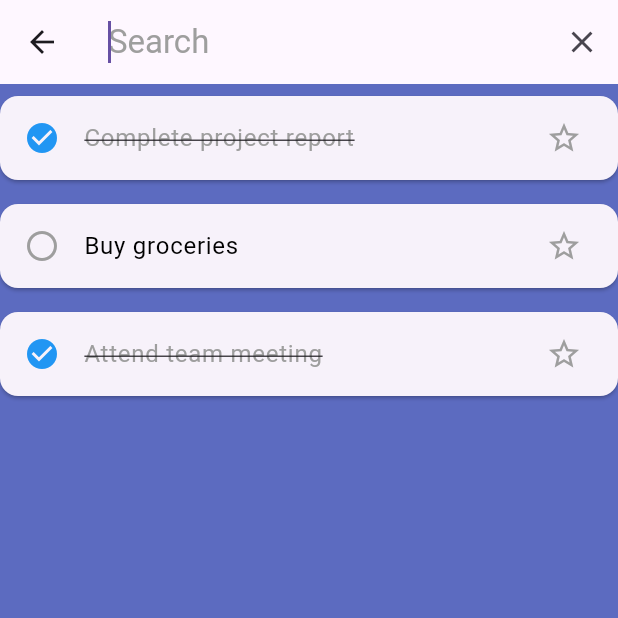
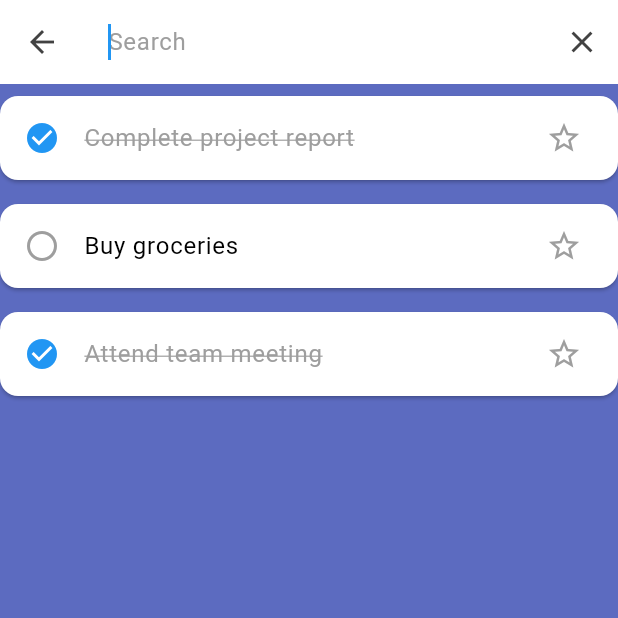
Before and after one commit to phtmyle/todo_list, a Flutter app: the screen it shows after launch, after a tap on the "radio button unchecked" icon, after a tap on the "search" icon, on a phone screen of 412 x 824 dp, the top half of it. Run offline on Flutter 3.47's test engine with Material 3 defaults, Android fonts, the phone set to English and light mode, and no system bars; our stand-ins replace flutter_local_notifications, timezone.

Commit message:
fix search color when use text template theme

```diff
--- a/lib/main.dart
+++ b/lib/main.dart
@@ -72,18 +72,32 @@ class _MyAppState extends State<MyApp> {
       title: 'Todo List',
       theme: ThemeData(
         primarySwatch: Colors.indigo,
+        textTheme: const TextTheme(
+          bodyLarge: TextStyle(color: Colors.white),
+          bodyMedium: TextStyle(color: Colors.white),
+          bodySmall: TextStyle(color: Colors.white),
+          headlineSmall: TextStyle(color: Colors.white),
+          headlineMedium: TextStyle(color: Colors.white),
+          headlineLarge: TextStyle(color: Colors.white),
+        ),
+        colorScheme: ColorScheme.fromSwatch().copyWith(
+          onPrimary: Colors.white,
+          onSecondary: Colors.white,
+          onSurface: Colors.white,
+          onBackground: Colors.white,
+          onError: Colors.white,
+        ),
         appBarTheme: const AppBarTheme(
-          foregroundColor: Colors.white,
-        ),
-        textTheme: const TextTheme(
-          bodyLarge: TextStyle(color: Colors.black),
-          bodyMedium: TextStyle(color: Colors.grey),
+          iconTheme: IconThemeData(color: Colors.white),
         ),
       ),
-      home: TodoListView(
-        viewModel: TodoListViewModel(
-          notificationService:
-              NotificationService(FlutterLocalNotificationsPlugin()),
+      home: IconTheme(
+        data: const IconThemeData(color: Colors.white),
+        child: TodoListView(
+          viewModel: TodoListViewModel(
+            notificationService:
+                NotificationService(FlutterLocalNotificationsPlugin()),
+          ),
         ),
       ),
     );
--- a/lib/views/todolist_view.dart
+++ b/lib/views/todolist_view.dart
@@ -20,6 +20,7 @@ class TodoListTile extends StatelessWidget {
   @override
   Widget build(BuildContext context) {
     return Card(
+      color: Colors.white,
       margin: const EdgeInsets.symmetric(vertical: 8),
       child: ListTile(
         leading: GestureDetector(
@@ -186,18 +187,10 @@ class TodoListViewState extends State<TodoListView> {
           ],
         ),
         body: Container(
-          color: const Color(0xFF5C6BC0),
+          color: Theme.of(context).primaryColor,
           child: Column(
             children: [
               Expanded(
-                child: Container(
-                  decoration: const BoxDecoration(
-                    color: Colors.white,
-                    borderRadius: BorderRadius.only(
-                      topLeft: Radius.circular(20),
-                      topRight: Radius.circular(20),
-                    ),
-                  ),
                 child: ListView(
                   padding: const EdgeInsets.symmetric(vertical: 16),
                   children: [
@@ -215,8 +208,7 @@ class TodoListViewState extends State<TodoListView> {
                       _buildCompletedTasksSection(completedTodos),
                   ],
                 ),
-                ),
-              ),
+              )
             ],
           ),
         ),
@@ -320,20 +312,13 @@ class TodoListViewState extends State<TodoListView> {
               },
               child: Row(
                 children: [
-                  Icon(
-                    isCompletedTasksExpanded
+                  Icon(isCompletedTasksExpanded
                       ? Icons.expand_less
-                        : Icons.expand_more,
-                    color: const Color(0xFF5C6BC0),
-                  ),
+                      : Icons.expand_more),
                   const SizedBox(width: 8),
                   Text(
                     'Completed ${completedTodos.length}',
-                    style: const TextStyle(
-                      fontWeight: FontWeight.bold,
-                      color: Color(0xFF5C6BC0),
-                      fontSize: 16,
-                    ),
+                    style: Theme.of(context).textTheme.bodyLarge,
                   ),
                 ],
               ),
@@ -375,17 +360,24 @@ class TodoSearchDelegate extends SearchDelegate<Todo?> {
       appBarTheme: const AppBarTheme(
         backgroundColor: Colors.transparent,
         elevation: 0,
+        iconTheme:
+            IconThemeData(color: Color(0xFF424242)), // Dark grey icon color
       ),
       inputDecorationTheme: const InputDecorationTheme(
         hintStyle: TextStyle(color: Colors.grey),
         border: InputBorder.none,
       ),
+      iconTheme: const IconThemeData(color: Color(0xFF424242)),
+      // Dark grey icon color
       textTheme: theme.textTheme.copyWith(
-        headlineSmall:
-            const TextStyle(color: Colors.black), // Search query text color
+        headlineSmall: const TextStyle(color: Colors.black),
+        bodyLarge: const TextStyle(color: Colors.black),
       ),
     );
   }
+
+  @override
+  TextStyle? get searchFieldStyle => const TextStyle(color: Colors.black);
 
   @override
   List<Widget> buildActions(BuildContext context) {
@@ -452,7 +444,6 @@ class TodoSearchDelegate extends SearchDelegate<Todo?> {
               todo: todo,
               onToggleCompletion: (todo) {
                 viewModel.toggleTodoCompletion(todo);
-                // query = todo.title;
                 showResults(context);
               },
             );
```
Lines whose indentation alone changed are shown as unchanged.
